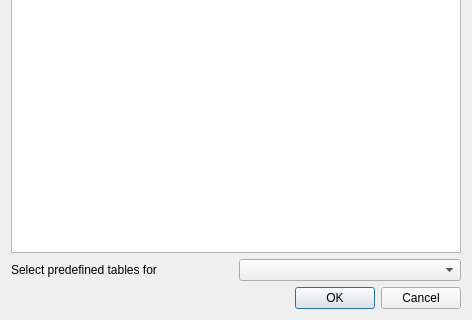
SwissTierrasColombia/Asistente-LADM-COL, file asistente_ladm_col/ui/dlg_load_layers.ui: the form before one commit; both pictures show x 0 to 472 and y 152 to 472 of the 472 by 472 pixel window.
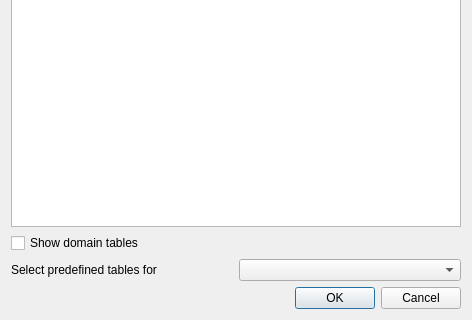
The form after the commit.

Commit message: Load layers dialog: Load available layers to dialog

```diff
--- a/asistente_ladm_col/ui/dlg_load_layers.ui
+++ b/asistente_ladm_col/ui/dlg_load_layers.ui
@@ -66,17 +66,17 @@
      </item>
     </widget>
    </item>
-   <item row="2" column="0">
+   <item row="5" column="0">
     <widget class="QLabel" name="label">
      <property name="text">
       <string>Select predefined tables for</string>
      </property>
     </widget>
    </item>
-   <item row="2" column="1">
+   <item row="5" column="1">
     <widget class="QComboBox" name="cbo_select_predefined_tables"/>
    </item>
-   <item row="3" column="0" colspan="2">
+   <item row="6" column="0" colspan="2">
     <widget class="QDialogButtonBox" name="buttonBox">
      <property name="orientation">
       <enum>Qt::Horizontal</enum>
@@ -86,6 +86,13 @@
      </property>
     </widget>
    </item>
+   <item row="4" column="0">
+    <widget class="QCheckBox" name="chk_show_domains">
+     <property name="text">
+      <string>Show domain tables</string>
+     </property>
+    </widget>
+   </item>
   </layout>
  </widget>
  <resources/>
```
The commit also changes 3 other files.
